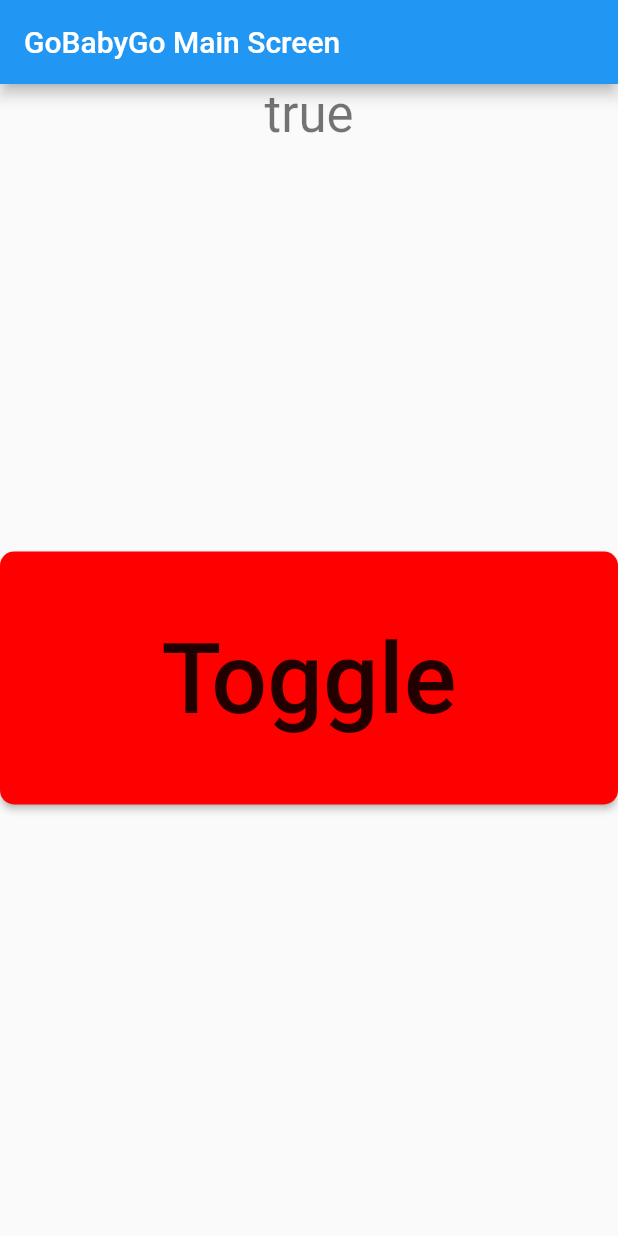
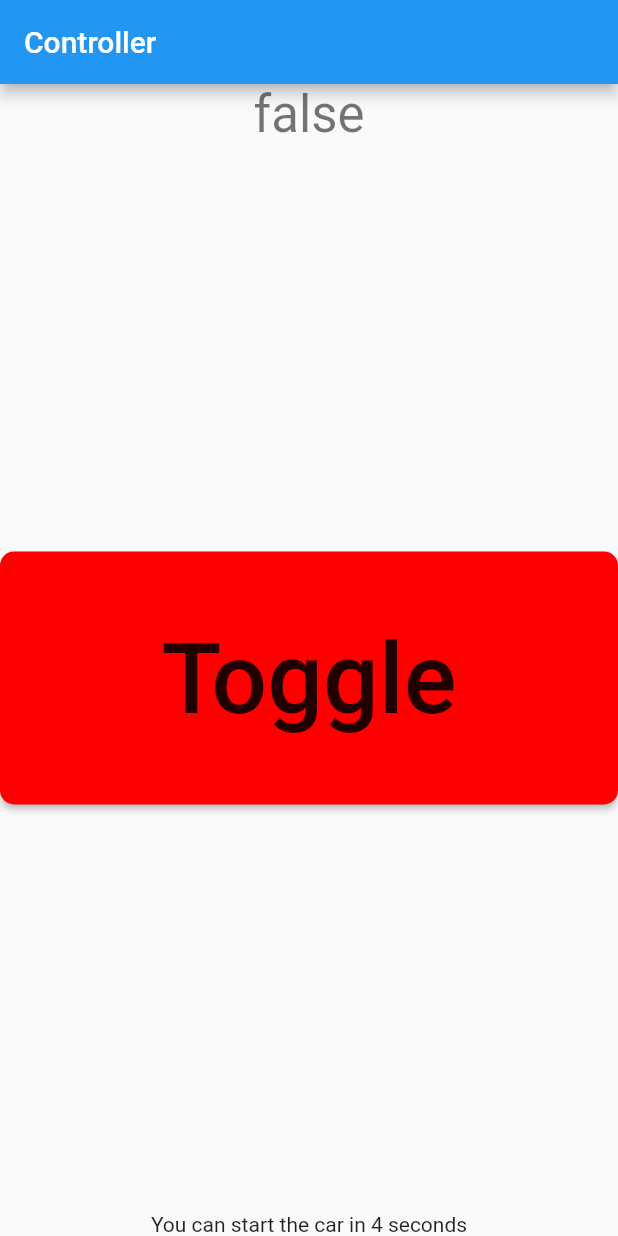
Before and after one commit to esutko/gbg_controller, a Flutter app: the screen it shows after launch, after a tap on "Toggle", on a phone screen of 412 x 824 dp. Run offline on Flutter 3.47's test engine with Material 2 defaults, Android fonts, the phone set to English and light mode, and no system bars; our stand-ins replace flutter_blue; missing offline and left inert: binary, crypt.

Commit message:
Fixed button after code reorganization

```diff
--- a/lib/main/main.dart
+++ b/lib/main/main.dart
@@ -8,47 +8,60 @@ void main() {
 }
 
 class GoApp extends StatelessWidget {
-  GoApp({this.title});
+  GoApp({this.title}) {
+    controlPage = new MainScreen(title: 'Controller', app: this);
+  }
 
+  MainScreen controlPage;
   final String title;
 
-  void test()
+  void toggleStop()
   {
-    print('test2');
+    controlPage.toggleStop();
   }
 
   @override
   Widget build(BuildContext context) {
     return new MaterialApp(
       title: "GoBabyGo",
-      home: new MainScreen(title: 'GoBabyGo Main Screen', app: this),
+      home: controlPage,
     );
   }
 }
 
 class MainScreen extends StatefulWidget {
-  MainScreen({Key key, this.title, this.app}) : super(key: key);
+  MainScreen({Key key, this.title, this.app}) : super(key: key) {
+    _state = new _MainScreenState(app);
+  }
 
+  _MainScreenState _state;
   final String title;
   GoApp app;
 
   @override
-  _MainScreenState createState() => new _MainScreenState(app);
+  _MainScreenState createState() => _state;
+
+  void toggleStop() {
+    _state.toggleStop();
+  }
 }
 
 class _MainScreenState extends State<MainScreen> {
-  _MainScreenState(this.app);
 
-  StopButton stopButton = new StopButton();
+  int _countdown = 0;
+  StopButton stopButton;
 
   Timer timer;
   bool _running = true;
   String _countdownText = "";
-  int _countdown = 0;
 
   GoApp app;
 
-  void _toggleRun() {
+  _MainScreenState(GoApp app) {
+    stopButton = new StopButton(app);
+  }
+
+  void toggleStop() {
     /*If the car is running, turn it off and start the timers for turning it
       back on */
     if(_running) {
@@ -77,7 +90,7 @@ class _MainScreenState extends State<MainScreen> {
       _startTimer();
     }
     setState(() {
-      _updateCountdownText("You can start the car in " + $_countdown + " seconds");
+      _updateCountdownText("You can start the car in " + _countdown.toString() + " seconds");
     });
   }
 
--- a/lib/main/stop_button.dart
+++ b/lib/main/stop_button.dart
@@ -1,9 +1,15 @@
 import 'package:flutter/material.dart';
 import 'package:flutter_blue/flutter_blue.dart';
+import 'main.dart';
 
 class StopButton extends StatefulWidget {
+  StopButton(GoApp app) {
+    this.app = app;
+    _state = new _StopButtonState(app);
+  }
 
-  _StopButtonState _state = new _StopButtonState();
+  _StopButtonState _state;
+  GoApp app;
 
   @override
   _StopButtonState createState() => _state;
@@ -14,7 +20,9 @@ class StopButton extends StatefulWidget {
 }
 
 class _StopButtonState extends State<StopButton> {
+  _StopButtonState(this.app);
 
+  GoApp app;
   String _buttonText = "Toggle";
 
   void setText(String text) {
@@ -25,8 +33,9 @@ class _StopButtonState extends State<StopButton> {
 
   void _pressed() {
     print('test1');
-    var connection = flutterBlue.connect(device).listen((s) {});
-    deviceConnection.cancel();
+    app.toggleStop();
+    //var connection = flutterBlue.connect(device).listen((s) {});
+    //deviceConnection.cancel();
   }
 
   Widget build(BuildContext context) {
```
